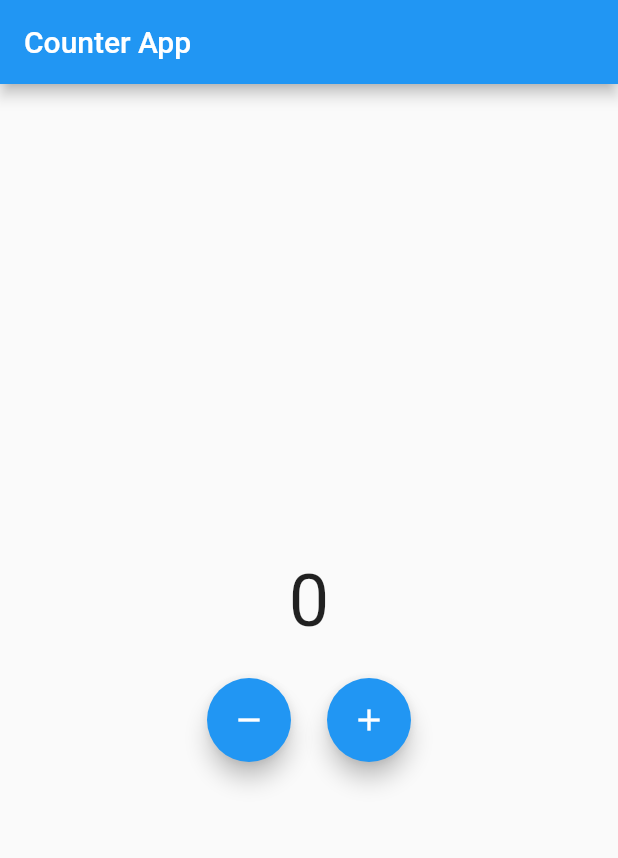
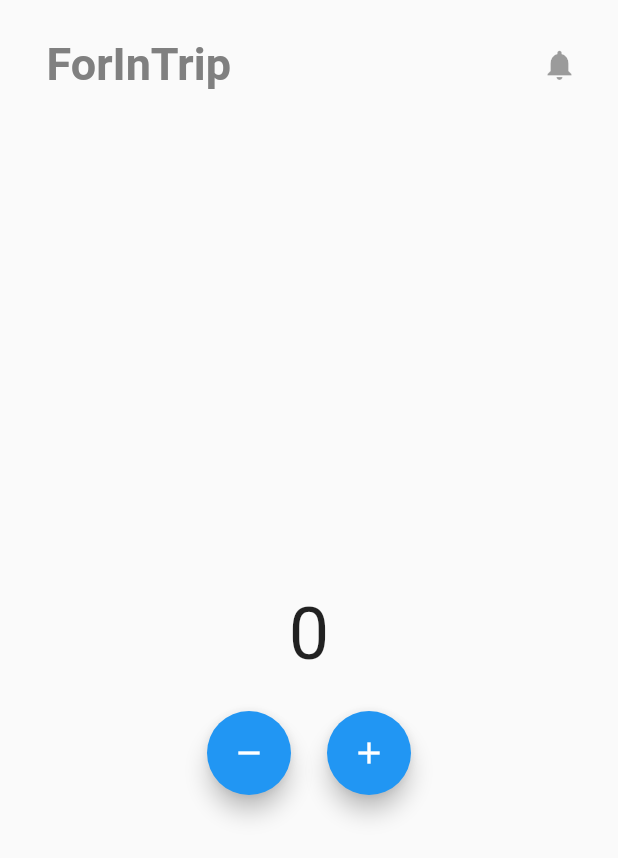
Before and after one commit to Jun-Jinu/ForInTrip, a Flutter app: the screen it shows after launch, on a phone screen of 412 x 824 dp. Shown: the top 858 px of the screen. Run offline on Flutter 3.47's test engine with Material 2 defaults, Android fonts, the phone set to English and light mode, and no system bars; our stand-ins replace bloc, equatable, flutter_bloc.

Commit message:
feat: 메인 화면 Appbar 추가

```diff
--- a/lib/main.dart
+++ b/lib/main.dart
@@ -2,5 +2,5 @@ import 'package:flutter/material.dart';
 import 'src/app.dart';
 
 void main() {
-  runApp(App());
+  runApp(const App());
 }
--- a/lib/src/app.dart
+++ b/lib/src/app.dart
@@ -2,5 +2,9 @@ import 'package:flutter/material.dart';
 import 'package:for_in_trip/src/ui/pages/home_page.dart';
 
 class App extends MaterialApp {
-  const App({super.key}) : super(home: const HomePage());
+  const App({super.key})
+      : super(
+          home: const HomePage(),
+          debugShowCheckedModeBanner: false,
+        );
 }
--- a/lib/src/ui/pages/home_page.dart
+++ b/lib/src/ui/pages/home_page.dart
@@ -8,12 +8,9 @@ class HomePage extends StatelessWidget {
 
   @override
   Widget build(BuildContext context) {
-    return MaterialApp(
-      title: 'Counter App',
-      home: BlocProvider<CounterBloc>(
-        create: (BuildContext context) => CounterBloc(),
-        child: CounterScreen(),
-      ),
+    return BlocProvider<CounterBloc>(
+      create: (BuildContext context) => CounterBloc(),
+      child: const HomeScreen(),
     );
   }
 }
--- a/lib/src/ui/screens/home_screen.dart
+++ b/lib/src/ui/screens/home_screen.dart
@@ -1,17 +1,55 @@
 import 'package:flutter/material.dart';
+import '../theme/app_color.dart';
 import 'package:flutter_bloc/flutter_bloc.dart';
 import 'package:for_in_trip/src/bloc/home_bloc.dart';
 
-class CounterScreen extends StatelessWidget {
+class HomeScreen extends StatelessWidget {
+  const HomeScreen({super.key});
+
   @override
   Widget build(BuildContext context) {
     final CounterBloc counterBloc = BlocProvider.of<CounterBloc>(context);
 
     return Scaffold(
-      appBar: AppBar(
-        title: Text('Counter App'),
+      appBar: PreferredSize(
+        preferredSize: Size.fromHeight(100.0),
+        child: Padding(
+          padding: const EdgeInsets.all(15.0),
+          child: AppBar(
+            title: Align(
+              alignment: Alignment.centerLeft,
+              child: Text(
+                "ForInTrip",
+                style: TextStyle(
+                  fontSize: 30.0,
+                  fontWeight: FontWeight.w700,
+                  color: grey,
                 ),
-      body: Center(
+              ),
+            ),
+            // Icon(
+            //   Icons.arrow_back_ios,
+            //   color: Colors.black,
+            // ),
+            // title: Text(
+            //   '청원게시판',
+            //   style: TextStyle(
+            //     fontSize: 18.0,
+            //     color: Colors.black,
+            //   ),
+            // ),
+            actions: <Widget>[
+              IconButton(icon: Icon(Icons.notifications), onPressed: null),
+            ],
+            centerTitle: true,
+            backgroundColor: transparent,
+            elevation: 0,
+          ),
+        ),
+      ),
+      body: Padding(
+        padding: const EdgeInsets.all(15.0),
+        child: Center(
           child: Column(
             mainAxisAlignment: MainAxisAlignment.center,
             children: <Widget>[
@@ -28,7 +66,6 @@ class CounterScreen extends StatelessWidget {
                 mainAxisAlignment: MainAxisAlignment.center,
                 children: <Widget>[
                   FloatingActionButton(
-                  heroTag: 'decrement',
                     onPressed: () {
                       counterBloc.add(CounterEvent.decrement);
                     },
@@ -37,7 +74,6 @@ class CounterScreen extends StatelessWidget {
                   ),
                   SizedBox(width: 24.0),
                   FloatingActionButton(
-                  heroTag: 'increment',
                     onPressed: () {
                       counterBloc.add(CounterEvent.increment);
                     },
@@ -49,6 +85,7 @@ class CounterScreen extends StatelessWidget {
             ],
           ),
         ),
+      ),
     );
   }
 }
--- /dev/null
+++ b/lib/src/ui/theme/app_color.dart
@@ -0,0 +1,14 @@
+import 'package:flutter/material.dart';
+
+Color dark = Color(0xff404040);
+Color grey = Color(0xff808080);
+Color white = Color(0xffffffff);
+Color black = Color(0xf0000000);
+Color blue = Color(0xff0D6EFA);
+Color sky = const Color(0xff0D6EFA).withOpacity(0.07);
+Color lightBlue = const Color(0xff0D6EFA).withOpacity(0.5);
+Color lightGrey = const Color(0xff000000).withOpacity(0.3);
+Color brightGrey = const Color(0xff000000).withOpacity(0.1);
+Color whiteGrey = const Color(0xff000000).withOpacity(0.03);
+Color transparent = const Color(0xff000000).withOpacity(0);
+Color primaryColor = const Color.fromARGB(255, 255, 187, 51);
```
Lines whose indentation alone changed are shown as unchanged.
